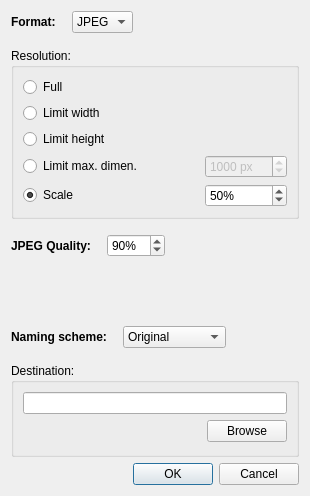
Qt form src/ui/ExportDialog.ui (wagenadl/photohoard) before a commit.
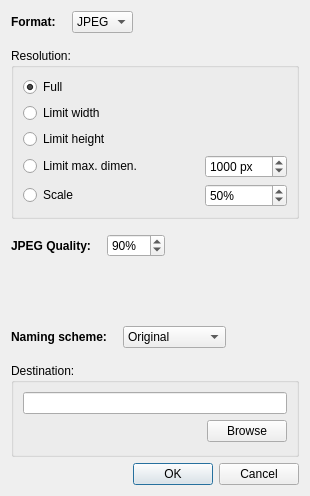
The same form after that commit.

Diff of the .ui file:
```diff
--- a/src/ui/ExportDialog.ui
+++ b/src/ui/ExportDialog.ui
@@ -93,6 +93,9 @@
         <property name="text">
          <string>Full</string>
         </property>
+        <property name="checked">
+         <bool>true</bool>
+        </property>
        </widget>
       </item>
       <item row="1" column="0">
@@ -119,7 +122,7 @@
       <item row="3" column="2">
        <widget class="QWidget" name="eMaxDim" native="true">
         <property name="enabled">
-         <bool>false</bool>
+         <bool>true</bool>
         </property>
         <layout class="QHBoxLayout" name="horizontalLayout_8">
          <property name="margin">
@@ -127,9 +130,6 @@
          </property>
          <item>
           <widget class="QSpinBox" name="maxdim">
-           <property name="enabled">
-            <bool>false</bool>
-           </property>
            <property name="suffix">
             <string> px</string>
            </property>
@@ -156,7 +156,7 @@
          <string>Scale</string>
         </property>
         <property name="checked">
-         <bool>true</bool>
+         <bool>false</bool>
         </property>
        </widget>
       </item>
```
Left out of the diff: 111 changed lines with no effect on the pictures.
